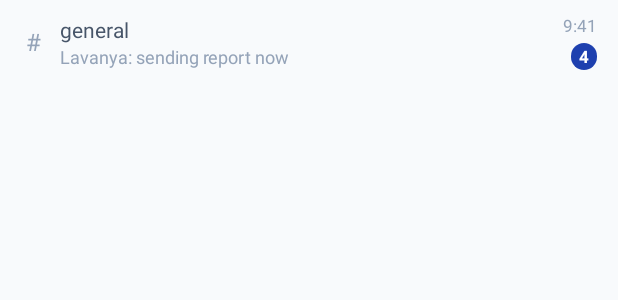
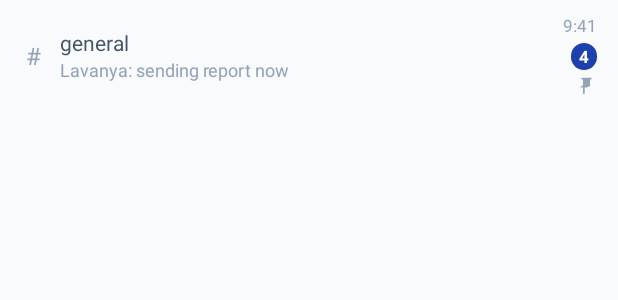
Before and after one commit to srivalliSana/CU_Orbit, an Android app: the layout item_channel.xml on its own in the app's theme, with its tools: preview values and no code run, on a phone screen of 412 x 824 dp. Shown: the top 300 px of the screen. Run offline under Robolectric (Android 15) with nearby library versions, the light colour scheme and no system bars.

Commit message:
Implement chat pinning indicators and fix seen status logic in server and UI

```diff
--- a/app/build.gradle.kts
+++ b/app/build.gradle.kts
@@ -14,8 +14,8 @@ android {
         applicationId = "com.example.cu_orbit"
         minSdk = 24
         targetSdk = 36
-        versionCode = 9
-        versionName = "1.0.8"
+        versionCode = 10
+        versionName = "1.0.9"
 
         testInstrumentationRunner = "androidx.test.runner.AndroidJUnitRunner"
     }
--- a/app/src/main/java/com/example/cu_orbit/data/Channel.kt
+++ b/app/src/main/java/com/example/cu_orbit/data/Channel.kt
@@ -10,6 +10,7 @@ data class Channel(
     val topic: String = "",
     @SerializedName("member_count") val memberCount: Int = 0,
     @SerializedName("unread_count") val unreadCount: Int = 0,
+    @SerializedName("is_pinned") val isPinned: Boolean = false,
     @SerializedName("has_unread_mention") val hasUnreadMention: Boolean = false,
     @SerializedName("pinned_message_count") val pinnedMessageCount: Int = 0,
     @SerializedName("is_muted") val isMuted: Boolean = false,
--- a/app/src/main/java/com/example/cu_orbit/data/DirectMessage.kt
+++ b/app/src/main/java/com/example/cu_orbit/data/DirectMessage.kt
@@ -9,6 +9,7 @@ data class DirectMessage(
     @SerializedName("other_user_avatar_url") val otherUserAvatarUrl: String? = "",
     val presence: String = "offline", // online | away | dnd | offline
     @SerializedName("unread_count") val unreadCount: Int = 0,
+    @SerializedName("is_pinned") val isPinned: Boolean = false,
     @SerializedName("has_unread_mention") val hasUnreadMention: Boolean = false,
     @SerializedName("is_muted") val isMuted: Boolean = false,
     @SerializedName("last_message_preview") val lastMessagePreview: MessagePreview? = null
--- a/app/src/main/res/layout/item_channel.xml
+++ b/app/src/main/res/layout/item_channel.xml
@@ -74,6 +74,16 @@
             android:visibility="gone"
             tools:text="4"
             tools:visibility="visible" />
+
+        <ImageView
+            android:id="@+id/image_channel_pin"
+            android:layout_width="14dp"
+            android:layout_height="14dp"
+            android:layout_marginTop="4dp"
+            android:src="@drawable/ic_pin_chat"
+            android:visibility="gone"
+            app:tint="@color/text_muted"
+            tools:visibility="visible" />
     </LinearLayout>
 
 </LinearLayout>
```
Also changed, not shown: app/src/main/java/com/example/cu_orbit/ui/home/HomeAdapter.kt (+10 -1 lines), app/src/main/res/layout/item_dm.xml (+10 -0 lines), 2 other files.
